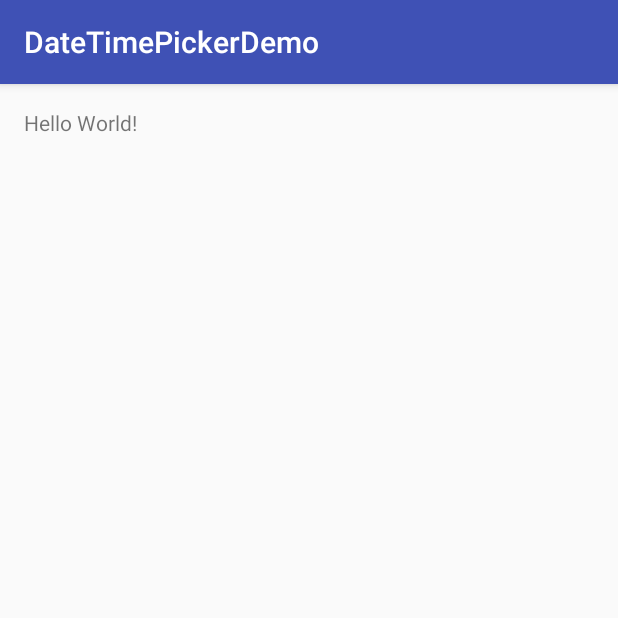
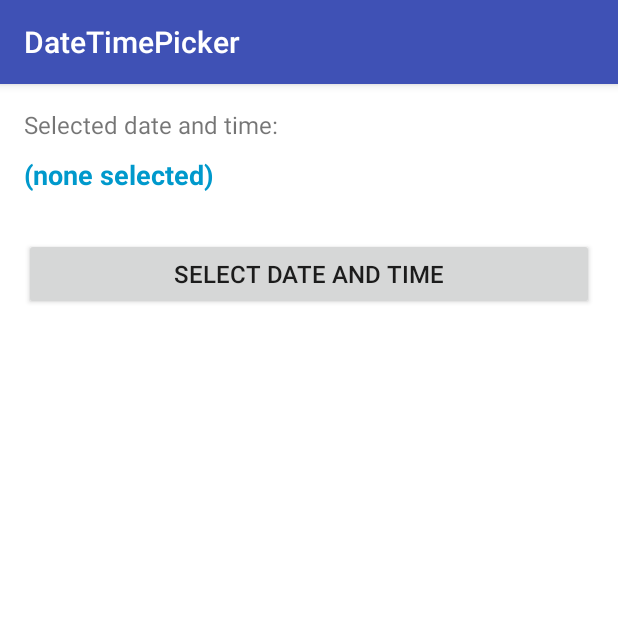
Before and after one commit to dwalintukan/DateTimePicker, an Android app: the screen it shows after launch (MainActivity), on a phone screen of 412 x 824 dp, the top half of it. Run offline under Robolectric (Android 15) with nearby library versions, the phone set to English and light mode, and no system bars.

Commit message:
Finish demo logic

```diff
--- a/app/build.gradle
+++ b/app/build.gradle
@@ -23,4 +23,5 @@ dependencies {
     compile fileTree(dir: 'libs', include: ['*.jar'])
     testCompile 'junit:junit:4.12'
     compile 'com.android.support:appcompat-v7:24.2.1'
+    compile project(':datetimepicker')
 }
--- a/app/src/main/res/layout/activity_main.xml
+++ b/app/src/main/res/layout/activity_main.xml
@@ -1,16 +1,37 @@
 <?xml version="1.0" encoding="utf-8"?>
-<RelativeLayout xmlns:android="http://schemas.android.com/apk/res/android"
-    xmlns:tools="http://schemas.android.com/tools"
+<LinearLayout
+    xmlns:android="http://schemas.android.com/apk/res/android"
     android:layout_width="match_parent"
     android:layout_height="match_parent"
+    android:orientation="vertical"
     android:paddingBottom="@dimen/activity_vertical_margin"
     android:paddingLeft="@dimen/activity_horizontal_margin"
     android:paddingRight="@dimen/activity_horizontal_margin"
     android:paddingTop="@dimen/activity_vertical_margin"
-    tools:context="com.walintukan.datetimepickerdemo.MainActivity">
+    android:background="@android:color/white">
 
     <TextView
         android:layout_width="wrap_content"
         android:layout_height="wrap_content"
-        android:text="Hello World!" />
-</RelativeLayout>
+        android:layout_marginBottom="10dp"
+        android:textSize="16sp"
+        android:text="@string/selected_date_and_time"/>
+
+    <TextView
+        android:id="@+id/textview_selected_date_time"
+        android:layout_width="wrap_content"
+        android:layout_height="wrap_content"
+        android:layout_marginBottom="30dp"
+        android:textSize="18sp"
+        android:textStyle="bold"
+        android:textColor="@android:color/holo_blue_dark"
+        android:text="@string/none_selected"/>
+
+    <Button
+        android:id="@+id/button_select_date_time"
+        android:layout_width="match_parent"
+        android:layout_height="wrap_content"
+        android:textSize="16sp"
+        android:text="@string/select_date_and_time"/>
+
+</LinearLayout>
--- a/app/src/main/res/values/strings.xml
+++ b/app/src/main/res/values/strings.xml
@@ -1,3 +1,7 @@
 <resources>
-    <string name="app_name">DateTimePickerDemo</string>
+
+    <string name="selected_date_and_time">Selected date and time:</string>
+    <string name="none_selected">(none selected)</string>
+    <string name="select_date_and_time">Select Date and Time</string>
+
 </resources>
```
Also changed, not shown: app/src/main/java/com/walintukan/datetimepickerdemo/MainActivity.java (+67 -0 lines), datetimepicker/src/main/AndroidManifest.xml (+9 -4 lines), datetimepicker/src/main/java/com/walintukan/datetimepicker/DateTimePickerActivity.java (+11 -3 lines).
